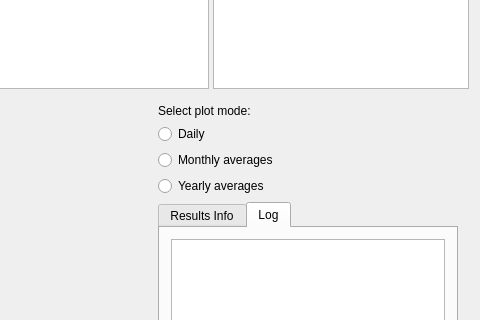
Above: mainwindow.ui from Lecheps/INCAView before the change; both pictures show x 640 to 1120 and y 174 to 494 of the 1120 by 849 pixel window. Below: the same form after it.
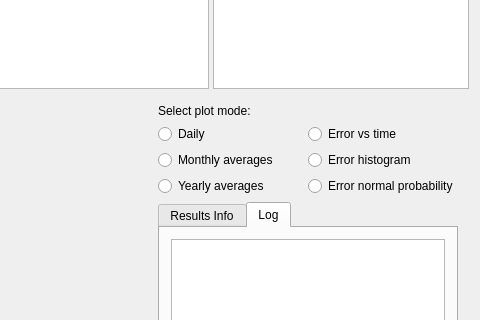
That is the form after the change. Custom widgets are drawn as their Qt base class.

The edit to the form file:
```diff
--- a/mainwindow.ui
+++ b/mainwindow.ui
@@ -91,6 +91,10 @@
             </widget>
            </item>
            <item>
+            <layout class="QHBoxLayout" name="horizontalLayout_3">
+             <item>
+              <layout class="QVBoxLayout" name="verticalLayout_6">
+               <item>
             <widget class="QRadioButton" name="radioButtonDaily">
              <property name="text">
               <string>Daily</string>
@@ -110,6 +114,35 @@
               <string>Yearly averages</string>
              </property>
             </widget>
+               </item>
+              </layout>
+             </item>
+             <item>
+              <layout class="QVBoxLayout" name="verticalLayout_4">
+               <item>
+                <widget class="QRadioButton" name="radioButtonErrors">
+                 <property name="text">
+                  <string>Error vs time</string>
+                 </property>
+                </widget>
+               </item>
+               <item>
+                <widget class="QRadioButton" name="radioButtonErrorHistogram">
+                 <property name="text">
+                  <string>Error histogram</string>
+                 </property>
+                </widget>
+               </item>
+               <item>
+                <widget class="QRadioButton" name="radioButtonErrorNormalProbability">
+                 <property name="text">
+                  <string>Error normal probability</string>
+                 </property>
+                </widget>
+               </item>
+              </layout>
+             </item>
+            </layout>
            </item>
            <item>
             <widget class="QTabWidget" name="tabWidget">
```
Lines whose indentation alone changed are shown as unchanged.
